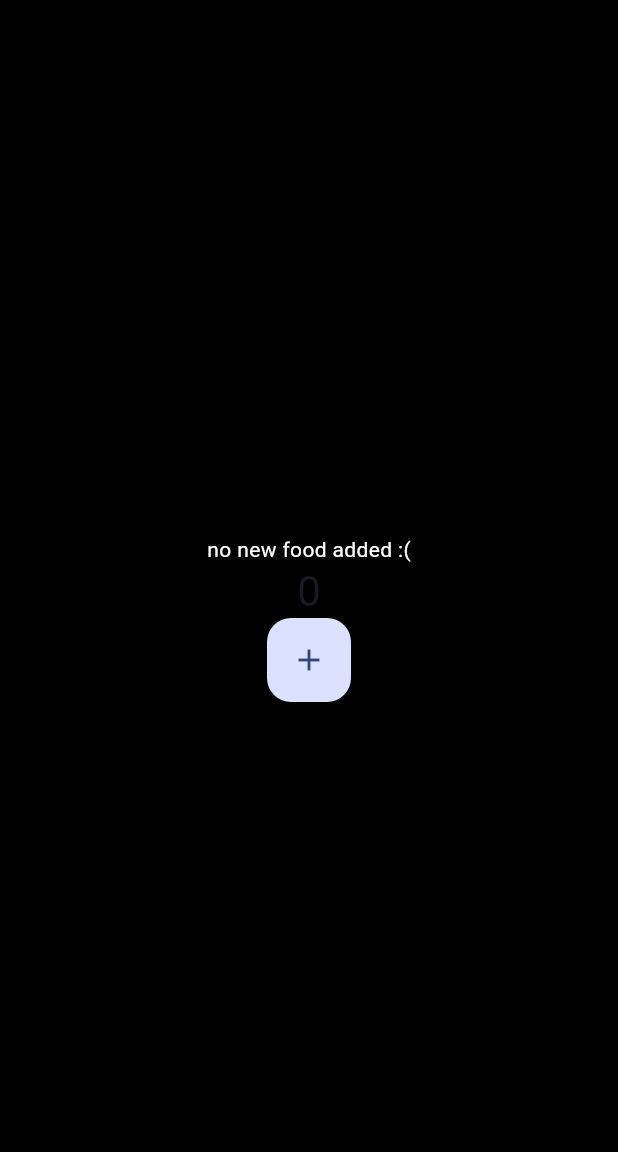
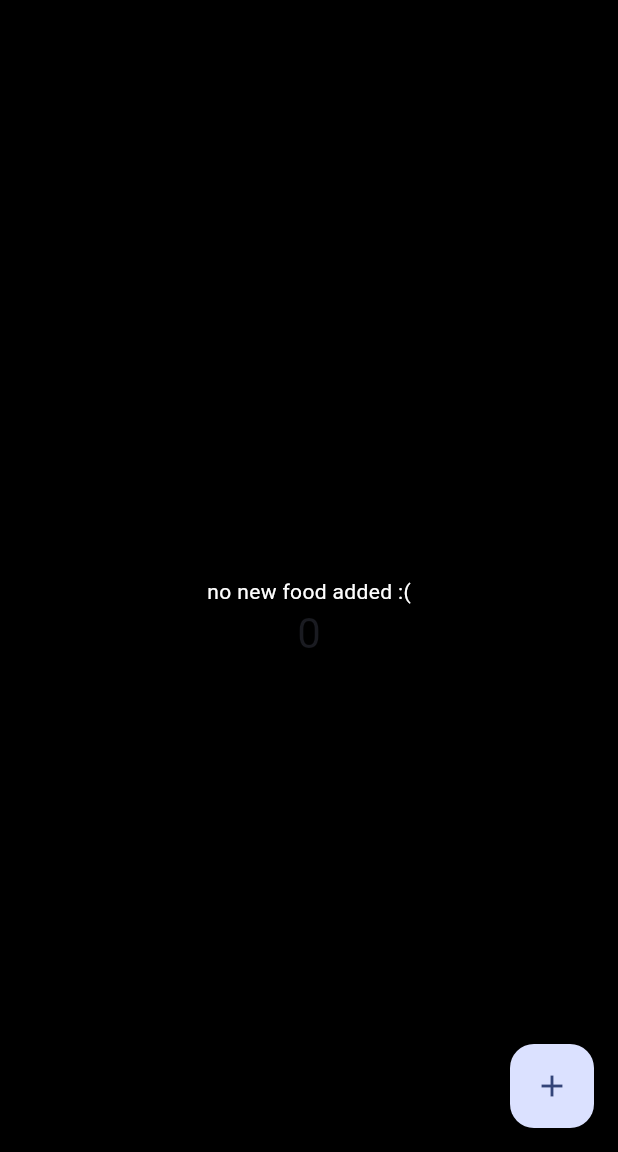
Before and after one commit to bnguye11/CalCount, a Flutter app: the screen it shows after launch, on a phone screen of 412 x 824 dp, the part 84-1236 px from its top. Run offline on Flutter 3.47's test engine with Material 3 defaults, Android fonts, the phone set to English and light mode, and no system bars; drawn by our look-alikes of sliding_up_panel; our stand-ins replace sqflite; missing offline and left inert: dart:ffi; accounts and stored records are empty.

Commit message:
Button moved

```diff
--- a/lib/main.dart
+++ b/lib/main.dart
@@ -191,13 +191,7 @@ class _MyHomePageState extends State<MyHomePage> {
                 '$_counter',
                 style: Theme.of(context).textTheme.headlineMedium,
               ),
-              FloatingActionButton(
-                heroTag: "btn1",
-                onPressed: () {
-                  panelController.open();
-                },
-                child: const Icon(Icons.add),
-              ),
+
             ],
           ),
         ),
@@ -218,6 +212,13 @@ class _MyHomePageState extends State<MyHomePage> {
             favouriteList: getFavourite,
           );
         },
+      ),
+      floatingActionButton: FloatingActionButton(
+        heroTag: "btn1",
+        onPressed: () {
+          panelController.open();
+        },
+        child: const Icon(Icons.add),
       ), // This trailing comma makes auto-formatting nicer for build methods.
     );
   }
```
